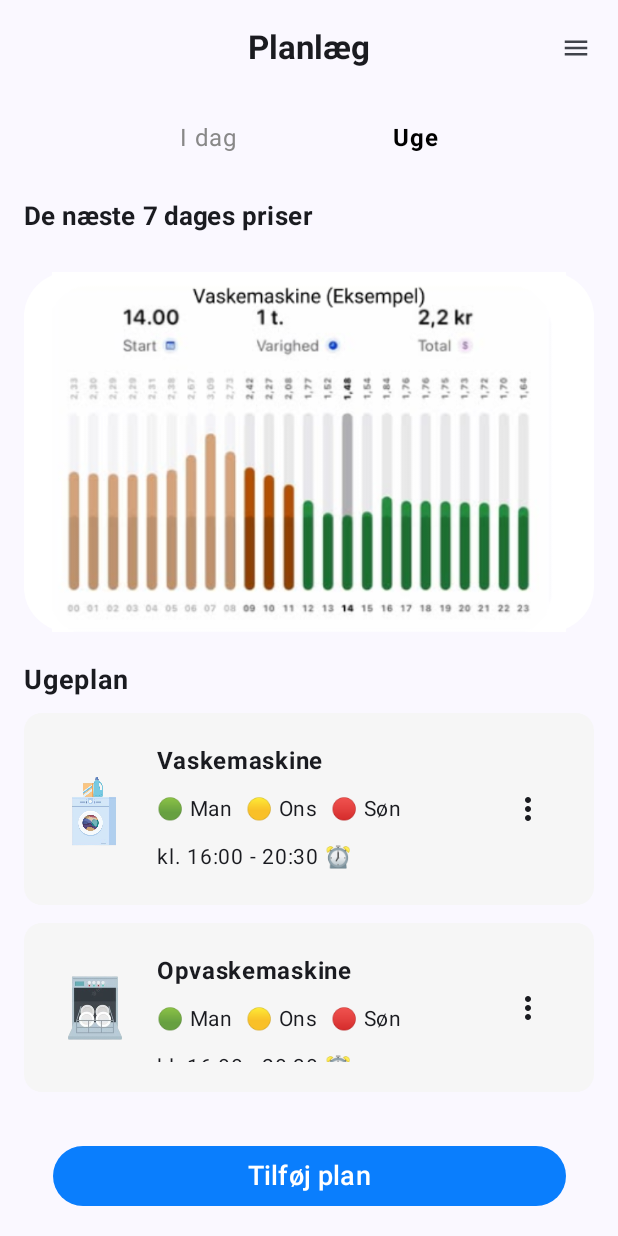
After one commit to DrClocktor/Min-Strom, an Android app built with Jetpack Compose: the composable PlanningScreen shown on its own in the app's theme, on a phone screen of 412 x 824 dp. The commit adds this screen. Run offline under Robolectric (Android 15) with nearby library versions, the phone set to English and light mode, and no system bars.

Commit message:
added MenuScreen og PlanningScreen

```diff
--- a/app/src/main/java/com/example/minstrom/ui/screens/InviteUsersScreen.kt
+++ b/app/src/main/java/com/example/minstrom/ui/screens/InviteUsersScreen.kt
@@ -45,7 +45,7 @@ fun InviteUsersScreen(navController: NavController) {
                     }
                 },
                 actions = {
-                    IconButton(onClick = { /* Menu handling */ }) {
+                    IconButton(onClick = { navController.navigate("menu") }) {
                         Icon(
                             painter = painterResource(id = R.drawable.ic_menu),
                             contentDescription = "Menu"
--- /dev/null
+++ b/app/src/main/java/com/example/minstrom/ui/screens/PlanningScreen.kt
@@ -0,0 +1,175 @@
+package com.example.minstrom.ui.screens
+
+import androidx.compose.foundation.Image
+import androidx.compose.foundation.background
+import androidx.compose.foundation.clickable
+import androidx.compose.foundation.layout.*
+import androidx.compose.foundation.shape.RoundedCornerShape
+import androidx.compose.material.icons.Icons
+import androidx.compose.material.icons.filled.MoreVert
+import androidx.compose.material3.*
+import androidx.compose.runtime.*
+import androidx.compose.ui.Alignment
+import androidx.compose.ui.Modifier
+import androidx.compose.ui.graphics.Color
+import androidx.compose.ui.res.painterResource
+import androidx.compose.ui.text.font.FontWeight
+import androidx.compose.ui.text.style.TextAlign
+import androidx.compose.ui.tooling.preview.Preview
+import androidx.compose.ui.unit.dp
+import androidx.compose.ui.unit.sp
+import androidx.navigation.NavController
+import androidx.navigation.compose.rememberNavController
+import com.example.minstrom.R
+
+@OptIn(ExperimentalMaterial3Api::class)
+@Composable
+fun PlanningScreen(navController: NavController) {
+    var selectedTab by remember { mutableStateOf(1) }
+
+    Scaffold(
+        topBar = {
+            CenterAlignedTopAppBar(
+                title = { Text("Planlæg", fontSize = 22.sp, fontWeight = FontWeight.Bold) },
+                actions = {
+                    IconButton(onClick = {navController.navigate("menu")}) {
+                        Icon(
+                            painter = painterResource(id = R.drawable.ic_menu),
+                            contentDescription = "Menu"
+                        )
+                    }
+                }
+            )
+        },
+        bottomBar = {
+            Box(modifier = Modifier.fillMaxWidth(), contentAlignment = Alignment.Center) {
+                Button(
+                    onClick = { /* Naviger til Tilføj plan */ },
+                    modifier = Modifier
+                        .padding(16.dp)
+                        .fillMaxWidth(0.9f),
+                    colors = ButtonDefaults.buttonColors(containerColor = Color(0xFF0A7EFD))
+                ) {
+                    Text("Tilføj plan", color = Color.White, fontSize = 18.sp)
+                }
+            }
+        }
+    ) { innerPadding ->
+        Column(
+            modifier = Modifier
+                .padding(innerPadding)
+                .fillMaxSize()
+                .padding(16.dp)
+        ) {
+            // Tabs
+            Row(
+                modifier = Modifier.fillMaxWidth(),
+                horizontalArrangement = Arrangement.SpaceEvenly,
+            ) {
+                TabButton("I dag", selected = selectedTab == 0) { selectedTab = 0 }
+                TabButton("Uge", selected = selectedTab == 1) { selectedTab = 1 }
+            }
+
+            Spacer(modifier = Modifier.height(20.dp))
+
+            // Graf over priser
+            Text(
+                text = "De næste 7 dages priser",
+                fontWeight = FontWeight.Bold,
+                fontSize = 17.sp,
+                modifier = Modifier.fillMaxWidth(),   // 👈 VIGTIGT!
+            )
+
+            Spacer(modifier = Modifier.height(25.dp))
+
+            Image(
+                painter = painterResource(id = R.drawable.electricity_prices_chart),
+                contentDescription = "Prisgraf",
+                modifier = Modifier
+                    .fillMaxWidth()
+                    .height(240.dp)
+                    .background(Color.White, shape = RoundedCornerShape(30.dp))
+            )
+
+            Spacer(modifier = Modifier.height(20.dp))
+
+            // Ugeplan
+            Text("Ugeplan", fontWeight = FontWeight.Bold, fontSize = 18.sp)
+            Spacer(modifier = Modifier.height(10.dp))
+
+            PlanCard(
+                title = "Vaskemaskine",
+                days = listOf("\uD83D\uDFE2 Man", "\uD83D\uDFE1 Ons", "\uD83D\uDD34 Søn"),
+                time = "16:00 - 20:30",
+                iconRes = R.drawable.ic_washing_machine
+            )
+
+            Spacer(modifier = Modifier.height(12.dp))
+
+            PlanCard(
+                title = "Opvaskemaskine",
+                days = listOf("\uD83D\uDFE2 Man", "\uD83D\uDFE1 Ons", "\uD83D\uDD34 Søn"),
+                time = "16:00 - 20:30",
+                iconRes = R.drawable.ic_dishwasher
+            )
+            Spacer(modifier = Modifier.height(12.dp))
+
+            PlanCard(
+                title = "El-Bil",
+                days = listOf("\uD83D\uDFE2 Man", "\uD83D\uDFE1 Tirs", "\uD83D\uDD35 Fre", "\uD83D\uDD34 Søn"),
+                time = "16:00 - 20:30",
+                iconRes = R.drawable.ic_car
+            )
+        }
+    }
+}
+
+@Composable
+fun TabButton(text: String, selected: Boolean, onClick: () -> Unit) {
+    Text(
+        text = text,
+        modifier = Modifier
+            .clickable(onClick = onClick)
+            .padding(bottom = 8.dp),
+        fontWeight = if (selected) FontWeight.Bold else FontWeight.Normal,
+        fontSize = 16.sp,
+        color = if (selected) Color.Black else Color.Gray,
+        textAlign = TextAlign.Center
+    )
+}
+
+@Composable
+fun PlanCard(title: String, days: List<String>, time: String, iconRes: Int) {
+    Card(
+        modifier = Modifier.fillMaxWidth(),
+        shape = RoundedCornerShape(12.dp),
+        colors = CardDefaults.cardColors(containerColor = Color(0xFFF6F6F6))
+    ) {
+        Row(modifier = Modifier.padding(20.dp), verticalAlignment = Alignment.CenterVertically) {
+            Image(
+                painter = painterResource(id = iconRes),
+                contentDescription = title,
+                modifier = Modifier.size(53.dp)
+            )
+            Spacer(modifier = Modifier.width(15.dp))
+            Column(modifier = Modifier.weight(1f)) {
+                Text(title, fontWeight = FontWeight.Bold)
+                Row(verticalAlignment = Alignment.CenterVertically) {
+                    days.forEach {
+                        Text(text = it, modifier = Modifier.padding(end = 8.dp, bottom = 8.dp, top =8.dp ), fontSize = 14.sp)
+                    }
+                }
+                Text("kl. $time ⏰", fontSize = 14.sp)
+            }
+            IconButton(onClick = { /* mere menu */ }) {
+                Icon(Icons.Default.MoreVert, contentDescription = "Mere")
+            }
+        }
+    }
+}
+
+@Preview(showBackground = true)
+@Composable
+fun PlanningScreenPreview() {
+    PlanningScreen(navController = rememberNavController())
+}
```
Also changed, not shown: app/build.gradle.kts (+25 -39 lines), app/src/main/java/com/example/minstrom/MainActivity.kt (+20 -6 lines), app/src/main/java/com/example/minstrom/ui/screens/MenuScreen.kt (added, +165 -0 lines), app/src/main/res/drawable/electricity_prices_chart.png (added), app/src/main/res/drawable/ic_add.png (added), app/src/main/res/drawable/ic_car.png (added), app/src/main/res/drawable/ic_devices.png (added), app/src/main/res/drawable/ic_dishwasher.png (added), app/src/main/res/drawable/ic_help.png (added), app/src/main/res/drawable/ic_minstroom.png (added), app/src/main/res/drawable/ic_notifications.png (added), app/src/main/res/drawable/ic_users.png (added), app/src/main/res/drawable/ic_washing_machine.png (added).
